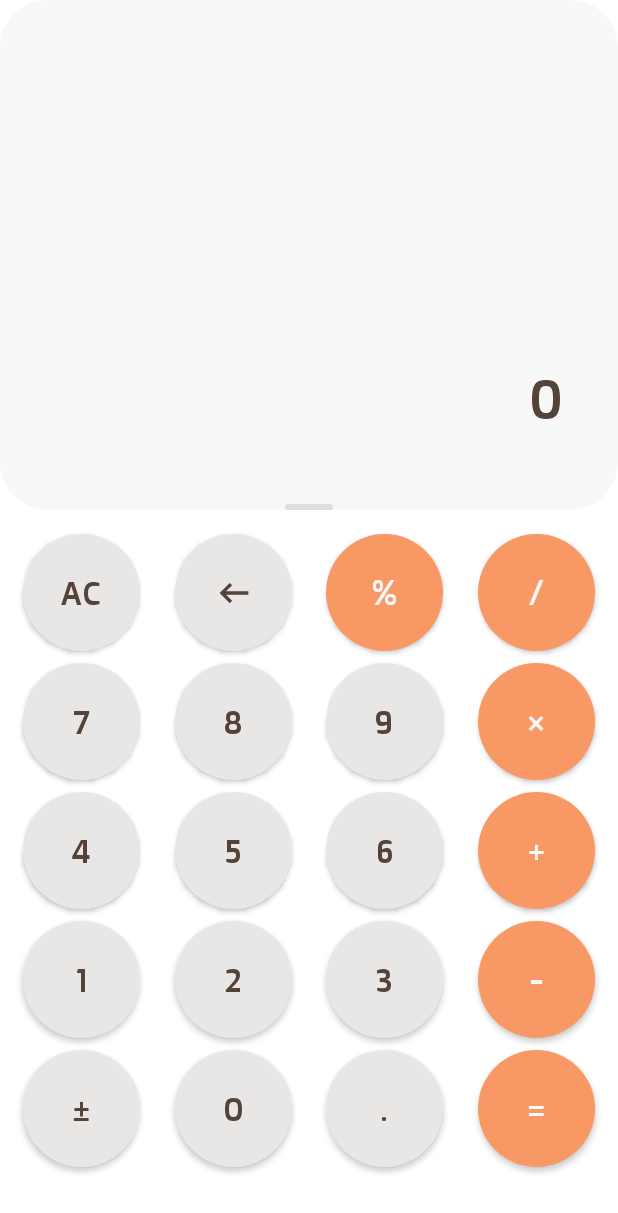
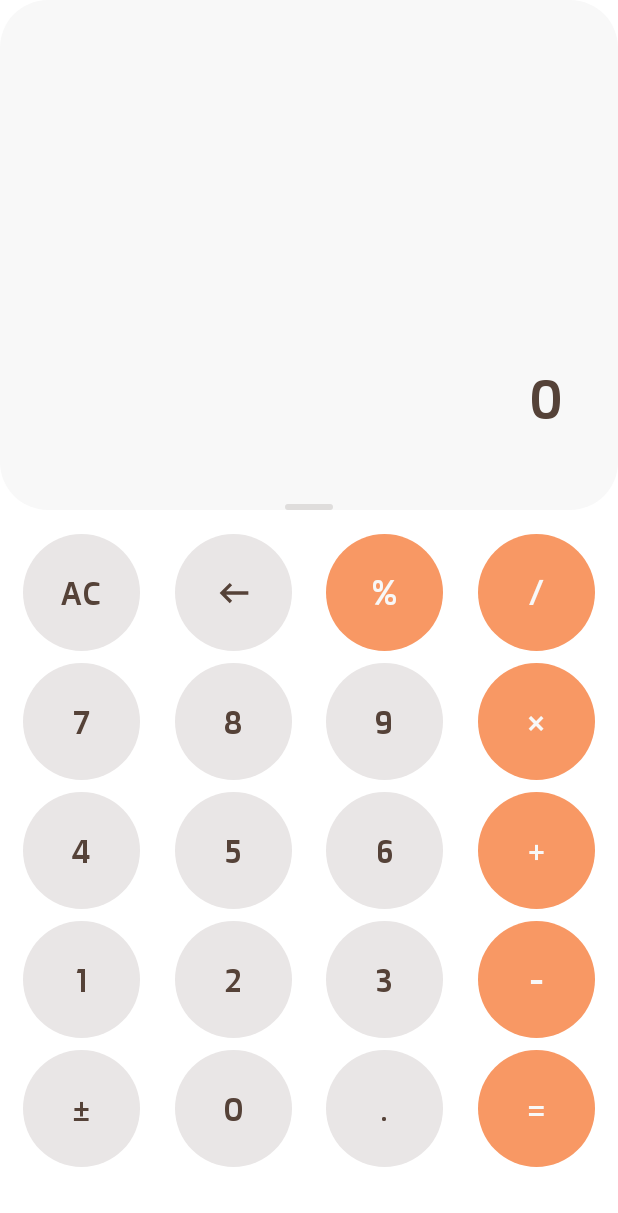
Before and after one commit to Farah315/Calculator, an Android app: the screen it shows after launch (MainActivity), on a phone screen of 412 x 824 dp. Shown: the top 1213 px of the screen. Run offline under Robolectric (Android 15) with nearby library versions, the phone set to English and light mode, and no system bars.

```diff
--- a/app/src/main/res/layout-v28/activity_main.xml
+++ b/app/src/main/res/layout-v28/activity_main.xml
@@ -75,6 +75,7 @@
         android:layout_marginTop="16dp"
         android:layout_marginEnd="8dp"
         android:fontFamily="@font/doppio_one_regular"
+        android:stateListAnimator="@null"
         android:text="@string/ac"
         android:textSize="22sp"
         app:layout_constraintEnd_toStartOf="@id/back"
@@ -90,6 +91,7 @@
         android:layout_marginEnd="8dp"
         android:contentDescription="@null"
         android:src="@drawable/arrow_left_02"
+        android:stateListAnimator="@null"
         app:layout_constraintEnd_toStartOf="@id/divide"
         app:layout_constraintStart_toEndOf="@id/Ac"
         app:layout_constraintTop_toTopOf="@id/Ac" />
@@ -102,6 +104,7 @@
         android:layout_marginStart="8dp"
         android:layout_marginEnd="8dp"
         android:fontFamily="@font/doppio_one_regular"
+        android:stateListAnimator="@null"
         android:text="@string/divide"
         android:textSize="22sp"
         app:layout_constraintEnd_toStartOf="@id/div"
@@ -116,6 +119,7 @@
         android:layout_marginStart="8dp"
         android:layout_marginEnd="8dp"
         android:fontFamily="@font/doppio_one_regular"
+        android:stateListAnimator="@null"
         android:text="@string/div"
         android:textSize="22sp"
         app:layout_constraintEnd_toEndOf="parent"
@@ -129,6 +133,7 @@
         android:layout_height="78dp"
         android:layout_marginTop="8dp"
         android:fontFamily="@font/doppio_one_regular"
+        android:stateListAnimator="@null"
         android:text="@string/seven"
         android:textSize="22sp"
         app:layout_constraintEnd_toEndOf="@+id/Ac"
@@ -141,6 +146,7 @@
         android:layout_width="78dp"
         android:layout_height="78dp"
         android:fontFamily="@font/doppio_one_regular"
+        android:stateListAnimator="@null"
         android:text="@string/eight"
         android:textSize="22sp"
 
@@ -154,6 +160,7 @@
         android:layout_width="78dp"
         android:layout_height="78dp"
         android:fontFamily="@font/doppio_one_regular"
+        android:stateListAnimator="@null"
         android:text="@string/nine"
         android:textSize="22sp"
         app:layout_constraintEnd_toEndOf="@+id/divide"
@@ -166,6 +173,7 @@
         android:layout_width="78dp"
         android:layout_height="78dp"
         android:fontFamily="@font/doppio_one_regular"
+        android:stateListAnimator="@null"
         android:text="@string/mul"
         android:textSize="22sp"
         app:layout_constraintEnd_toEndOf="@+id/div"
@@ -179,6 +187,7 @@
         android:layout_height="78dp"
         android:layout_marginTop="8dp"
         android:fontFamily="@font/doppio_one_regular"
+        android:stateListAnimator="@null"
         android:text="@string/four"
         android:textSize="22sp"
         app:layout_constraintStart_toStartOf="@+id/seven"
@@ -190,6 +199,7 @@
         android:layout_width="78dp"
         android:layout_height="78dp"
         android:fontFamily="@font/doppio_one_regular"
+        android:stateListAnimator="@null"
         android:text="@string/five"
         android:textSize="22sp"
         app:layout_constraintEnd_toEndOf="@+id/eight"
@@ -202,6 +212,7 @@
         android:layout_width="78dp"
         android:layout_height="78dp"
         android:fontFamily="@font/doppio_one_regular"
+        android:stateListAnimator="@null"
         android:text="@string/six"
         android:textSize="22sp"
         app:layout_constraintEnd_toEndOf="@+id/nine"
@@ -214,6 +225,7 @@
         android:layout_width="78dp"
         android:layout_height="78dp"
         android:fontFamily="@font/doppio_one_regular"
+        android:stateListAnimator="@null"
         android:text="@string/add"
         android:textSize="22sp"
         app:layout_constraintEnd_toEndOf="@+id/mul"
@@ -227,6 +239,7 @@
         android:layout_height="78dp"
         android:layout_marginTop="8dp"
         android:fontFamily="@font/doppio_one_regular"
+        android:stateListAnimator="@null"
         android:text="@string/one"
         android:textSize="22sp"
         app:layout_constraintEnd_toEndOf="@+id/four"
@@ -240,6 +253,7 @@
         android:layout_width="78dp"
         android:layout_height="78dp"
         android:fontFamily="@font/doppio_one_regular"
+        android:stateListAnimator="@null"
         android:text="@string/two"
         android:textSize="22sp"
         app:layout_constraintEnd_toEndOf="@+id/five"
@@ -252,6 +266,7 @@
         android:layout_width="78dp"
         android:layout_height="78dp"
         android:fontFamily="@font/doppio_one_regular"
+        android:stateListAnimator="@null"
         android:text="@string/three"
         android:textSize="22sp"
         app:layout_constraintEnd_toEndOf="@+id/six"
@@ -264,6 +279,7 @@
         android:layout_width="78dp"
         android:layout_height="78dp"
         android:fontFamily="@font/doppio_one_regular"
+        android:stateListAnimator="@null"
         android:text="@string/sub"
         android:textSize="22sp"
         app:layout_constraintEnd_toEndOf="@+id/add"
@@ -277,6 +293,7 @@
         android:layout_height="78dp"
         android:layout_marginTop="8dp"
         android:fontFamily="@font/doppio_one_regular"
+        android:stateListAnimator="@null"
         android:text="@string/plas_minus"
         android:textSize="22sp"
         app:layout_constraintEnd_toEndOf="@+id/one"
@@ -289,6 +306,7 @@
         android:layout_width="78dp"
         android:layout_height="78dp"
         android:fontFamily="@font/doppio_one_regular"
+        android:stateListAnimator="@null"
         android:text="@string/zero"
         android:textSize="22sp"
         app:layout_constraintEnd_toEndOf="@+id/two"
@@ -301,6 +319,7 @@
         android:layout_width="78dp"
         android:layout_height="78dp"
         android:fontFamily="@font/doppio_one_regular"
+        android:stateListAnimator="@null"
         android:text="@string/dot"
         android:textSize="22sp"
         app:layout_constraintEnd_toEndOf="@+id/three"
@@ -313,6 +332,7 @@
         android:layout_width="78dp"
         android:layout_height="78dp"
         android:fontFamily="@font/doppio_one_regular"
+        android:stateListAnimator="@null"
         android:text="@string/equals"
         android:textSize="22sp"
         app:layout_constraintEnd_toEndOf="@+id/sub"
```
